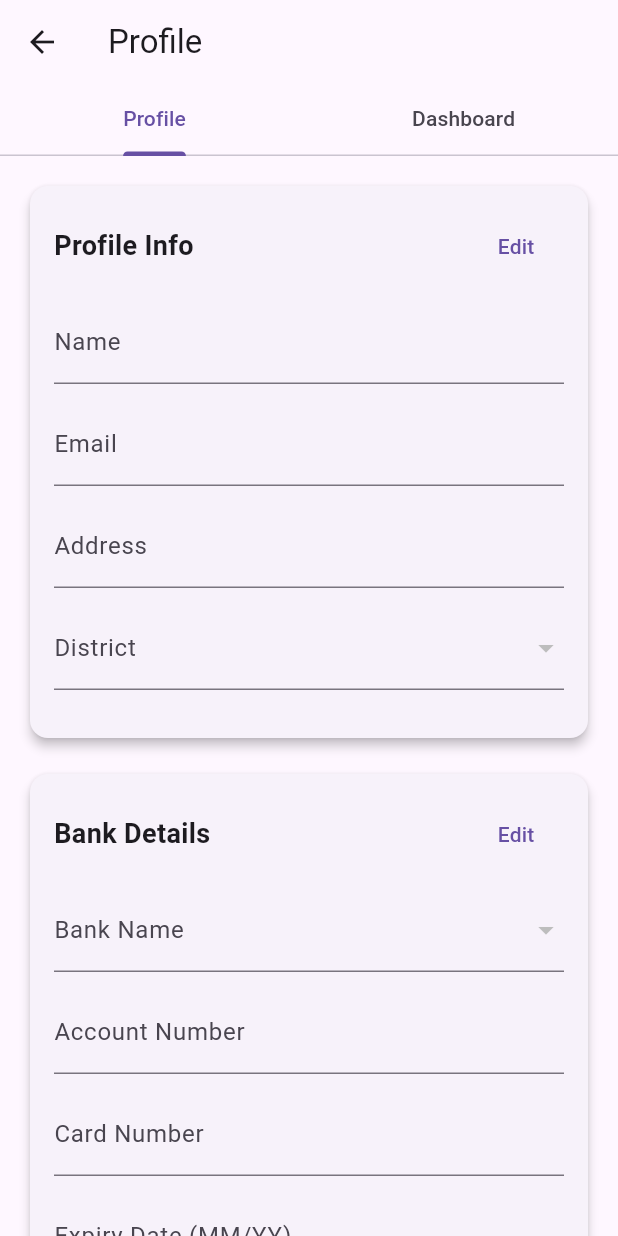
After one commit to GeethJayawardena/nearm_services, a Flutter app: the screen it shows once a user with an empty profile is signed in, after a tap on the "person" icon, on a phone screen of 412 x 824 dp. The commit adds this screen. Run offline on Flutter 3.47's test engine with Material 3 defaults, Android fonts, the phone set to English and light mode, and no system bars; our stand-ins replace cloud_firestore, firebase_auth, firebase_core, geocoding, geolocator; accounts and stored records are empty.

Commit message:
profile page worked

```diff
--- a/lib/home_page.dart
+++ b/lib/home_page.dart
@@ -3,6 +3,7 @@ import 'package:cloud_firestore/cloud_firestore.dart';
 import 'package:firebase_auth/firebase_auth.dart';
 import 'package:geolocator/geolocator.dart';
 import 'package:geocoding/geocoding.dart';
+import 'package:nearm_services/profile_page.dart';
 import 'service_details_page.dart';
 import 'seller_dashboard_page.dart';
 import 'sell_service_page.dart';
@@ -339,6 +340,7 @@ class _HomePageState extends State<HomePage> {
                 ),
               ),
             ),
+          // Notifications icon (your existing code)
           StreamBuilder<QuerySnapshot>(
             stream: _getNotifications(),
             builder: (context, snap) {
@@ -350,7 +352,6 @@ class _HomePageState extends State<HomePage> {
                   IconButton(
                     icon: const Icon(Icons.notifications),
                     onPressed: () {
-                      // ✅ Navigate to Seller Dashboard instead of popup
                       Navigator.push(
                         context,
                         MaterialPageRoute(
@@ -387,12 +388,25 @@ class _HomePageState extends State<HomePage> {
             icon: const Icon(Icons.location_on),
             onPressed: _chooseLocationDialog,
           ),
+
+          // ✅ Add Profile Icon
+          IconButton(
+            icon: const Icon(Icons.person),
+            onPressed: () {
+              Navigator.push(
+                context,
+                MaterialPageRoute(builder: (_) => const ProfilePage()),
+              );
+            },
+          ),
+
           IconButton(
             icon: const Icon(Icons.logout),
             onPressed: () => _confirmLogout(context),
           ),
         ],
       ),
+
       floatingActionButton: FloatingActionButton(
         onPressed: () => Navigator.push(
           context,
--- /dev/null
+++ b/lib/profile_page.dart
@@ -0,0 +1,374 @@
+import 'package:flutter/material.dart';
+import 'package:firebase_auth/firebase_auth.dart';
+import 'package:cloud_firestore/cloud_firestore.dart';
+
+class ProfilePage extends StatefulWidget {
+  const ProfilePage({super.key});
+
+  @override
+  State<ProfilePage> createState() => _ProfilePageState();
+}
+
+class _ProfilePageState extends State<ProfilePage>
+    with SingleTickerProviderStateMixin {
+  final _formKey = GlobalKey<FormState>();
+  final _bankFormKey = GlobalKey<FormState>();
+
+  late TabController _tabController;
+
+  // Profile fields
+  TextEditingController _nameController = TextEditingController();
+  TextEditingController _emailController = TextEditingController();
+  TextEditingController _addressController = TextEditingController();
+  String? _district;
+  bool _editingProfile = false;
+
+  // Bank fields
+  String? _bankName;
+  TextEditingController _accountController = TextEditingController();
+  TextEditingController _cardController = TextEditingController();
+  TextEditingController _expiryController = TextEditingController();
+  TextEditingController _cvvController = TextEditingController();
+  bool _editingBank = false;
+
+  List<String> _districts = [
+    "All Sri Lanka",
+    "Colombo",
+    "Gampaha",
+    "Kalutara",
+    "Kandy",
+    "Matale",
+    "Nuwara Eliya",
+    "Galle",
+    "Matara",
+    "Hambantota",
+    "Jaffna",
+    "Kilinochchi",
+    "Mannar",
+    "Mullaitivu",
+    "Vavuniya",
+    "Batticaloa",
+    "Ampara",
+    "Trincomalee",
+    "Kurunegala",
+    "Puttalam",
+    "Anuradhapura",
+    "Polonnaruwa",
+    "Badulla",
+    "Monaragala",
+    "Ratnapura",
+    "Kegalle",
+  ];
+
+  List<String> _banksSriLanka = [
+    'Bank of Ceylon',
+    'Commercial Bank',
+    'Sampath Bank',
+    'People\'s Bank',
+    'Hatton National Bank',
+    'Nations Trust Bank',
+    'DFCC Bank',
+    'Pan Asia Bank',
+    'Union Bank',
+    'Seylan Bank',
+    'Amana Bank',
+    'NTB Bank',
+    'DFCC Vardhana Bank',
+  ];
+
+  @override
+  void initState() {
+    super.initState();
+    _tabController = TabController(length: 2, vsync: this);
+    _loadUserData();
+  }
+
+  Future<void> _loadUserData() async {
+    final user = FirebaseAuth.instance.currentUser;
+    if (user == null) return;
+
+    final doc = await FirebaseFirestore.instance
+        .collection('users')
+        .doc(user.uid)
+        .get();
+
+    if (doc.exists) {
+      final data = doc.data()!;
+      setState(() {
+        _nameController.text = data['name'] ?? '';
+        _emailController.text = user.email ?? '';
+        _addressController.text = data['address'] ?? '';
+        _district = data['district'] ?? 'All Sri Lanka';
+        _bankName = data['bankName'];
+        _accountController.text = data['accountNumber'] ?? '';
+        _cardController.text = data['cardNumber'] ?? '';
+        _expiryController.text = data['expiryDate'] ?? '';
+        _cvvController.text = data['cvv'] ?? '';
+      });
+    } else {
+      setState(() {
+        _emailController.text = user.email ?? '';
+      });
+    }
+  }
+
+  Future<void> _saveProfile() async {
+    if (!_formKey.currentState!.validate()) return;
+
+    final user = FirebaseAuth.instance.currentUser;
+    if (user == null) return;
+
+    await FirebaseFirestore.instance.collection('users').doc(user.uid).set({
+      'name': _nameController.text.trim(),
+      'address': _addressController.text.trim(),
+      'district': _district,
+    }, SetOptions(merge: true));
+
+    setState(() => _editingProfile = false);
+    ScaffoldMessenger.of(
+      context,
+    ).showSnackBar(const SnackBar(content: Text('Profile saved')));
+  }
+
+  Future<void> _saveBankDetails() async {
+    if (!_bankFormKey.currentState!.validate()) return;
+
+    final user = FirebaseAuth.instance.currentUser;
+    if (user == null) return;
+
+    await FirebaseFirestore.instance.collection('users').doc(user.uid).set({
+      'bankName': _bankName,
+      'accountNumber': _accountController.text.trim(),
+      'cardNumber': _cardController.text.trim(),
+      'expiryDate': _expiryController.text.trim(),
+      'cvv': _cvvController.text.trim(),
+    }, SetOptions(merge: true));
+
+    setState(() => _editingBank = false);
+    ScaffoldMessenger.of(
+      context,
+    ).showSnackBar(const SnackBar(content: Text('Bank details saved')));
+  }
+
+  @override
+  Widget build(BuildContext context) {
+    return Scaffold(
+      appBar: AppBar(
+        title: const Text('Profile'),
+        bottom: TabBar(
+          controller: _tabController,
+          tabs: const [
+            Tab(text: 'Profile'),
+            Tab(text: 'Dashboard'),
+          ],
+        ),
+      ),
+      body: TabBarView(
+        controller: _tabController,
+        children: [
+          SingleChildScrollView(
+            padding: const EdgeInsets.all(16),
+            child: Column(
+              children: [
+                // Profile Section
+                Card(
+                  shape: RoundedRectangleBorder(
+                    borderRadius: BorderRadius.circular(12),
+                  ),
+                  elevation: 3,
+                  child: Padding(
+                    padding: const EdgeInsets.all(16),
+                    child: Form(
+                      key: _formKey,
+                      child: Column(
+                        crossAxisAlignment: CrossAxisAlignment.start,
+                        children: [
+                          Row(
+                            mainAxisAlignment: MainAxisAlignment.spaceBetween,
+                            children: [
+                              const Text(
+                                'Profile Info',
+                                style: TextStyle(
+                                  fontSize: 18,
+                                  fontWeight: FontWeight.bold,
+                                ),
+                              ),
+                              TextButton(
+                                onPressed: () => setState(
+                                  () => _editingProfile = !_editingProfile,
+                                ),
+                                child: Text(
+                                  _editingProfile ? 'Cancel' : 'Edit',
+                                ),
+                              ),
+                            ],
+                          ),
+                          const SizedBox(height: 12),
+                          TextFormField(
+                            controller: _nameController,
+                            decoration: const InputDecoration(
+                              labelText: 'Name',
+                            ),
+                            readOnly: !_editingProfile,
+                            validator: (val) => (val == null || val.isEmpty)
+                                ? 'Enter name'
+                                : null,
+                          ),
+                          const SizedBox(height: 12),
+                          TextFormField(
+                            controller: _emailController,
+                            decoration: const InputDecoration(
+                              labelText: 'Email',
+                            ),
+                            readOnly: true,
+                          ),
+                          const SizedBox(height: 12),
+                          TextFormField(
+                            controller: _addressController,
+                            decoration: const InputDecoration(
+                              labelText: 'Address',
+                            ),
+                            readOnly: !_editingProfile,
+                          ),
+                          const SizedBox(height: 12),
+                          DropdownButtonFormField<String>(
+                            value: _district,
+                            decoration: const InputDecoration(
+                              labelText: 'District',
+                            ),
+                            items: _districts
+                                .map(
+                                  (d) => DropdownMenuItem(
+                                    value: d,
+                                    child: Text(d),
+                                  ),
+                                )
+                                .toList(),
+                            onChanged: _editingProfile
+                                ? (val) => setState(() => _district = val)
+                                : null,
+                          ),
+                          const SizedBox(height: 16),
+                          if (_editingProfile)
+                            ElevatedButton(
+                              onPressed: _saveProfile,
+                              child: const Text('Save Profile'),
+                            ),
+                        ],
+                      ),
+                    ),
+                  ),
+                ),
+                const SizedBox(height: 16),
+
+                // Bank Section
+                Card(
+                  shape: RoundedRectangleBorder(
+                    borderRadius: BorderRadius.circular(12),
+                  ),
+                  elevation: 3,
+                  child: Padding(
+                    padding: const EdgeInsets.all(16),
+                    child: Form(
+                      key: _bankFormKey,
+                      child: Column(
+                        crossAxisAlignment: CrossAxisAlignment.start,
+                        children: [
+                          Row(
+                            mainAxisAlignment: MainAxisAlignment.spaceBetween,
+                            children: [
+                              const Text(
+                                'Bank Details',
+                                style: TextStyle(
+                                  fontSize: 18,
+                                  fontWeight: FontWeight.bold,
+                                ),
+                              ),
+                              TextButton(
+                                onPressed: () => setState(
+                                  () => _editingBank = !_editingBank,
+                                ),
+                                child: Text(_editingBank ? 'Cancel' : 'Edit'),
+                              ),
+                            ],
+                          ),
+                          const SizedBox(height: 12),
+                          DropdownButtonFormField<String>(
+                            value: _bankName,
+                            decoration: const InputDecoration(
+                              labelText: 'Bank Name',
+                            ),
+                            items: _banksSriLanka
+                                .map(
+                                  (b) => DropdownMenuItem(
+                                    value: b,
+                                    child: Text(b),
+                                  ),
+                                )
+                                .toList(),
+                            onChanged: _editingBank
+                                ? (val) => setState(() => _bankName = val)
+                                : null,
+                            validator: (val) =>
+                                val == null ? 'Select bank' : null,
+                          ),
+                          const SizedBox(height: 12),
+                          TextFormField(
+                            controller: _accountController,
+                            decoration: const InputDecoration(
+                              labelText: 'Account Number',
+                            ),
+                            readOnly: !_editingBank,
+                          ),
+                          const SizedBox(height: 12),
+                          TextFormField(
+                            controller: _cardController,
+                            decoration: const InputDecoration(
+                              labelText: 'Card Number',
+                            ),
+                            readOnly: !_editingBank,
+                            obscureText: true,
+                          ),
+                          const SizedBox(height: 12),
+                          TextFormField(
+                            controller: _expiryController,
+                            decoration: const InputDecoration(
+                              labelText: 'Expiry Date (MM/YY)',
+                            ),
+                            readOnly: !_editingBank,
+                            obscureText: true,
+                          ),
+                          const SizedBox(height: 12),
+                          TextFormField(
+                            controller: _cvvController,
+                            decoration: const InputDecoration(labelText: 'CVV'),
+                            readOnly: !_editingBank,
+                            obscureText: true,
+                          ),
+                          const SizedBox(height: 16),
+                          if (_editingBank)
+                            ElevatedButton(
+                              onPressed: _saveBankDetails,
+                              child: const Text('Save Bank Details'),
+                            ),
+                        ],
+                      ),
+                    ),
+                  ),
+                ),
+              ],
+            ),
+          ),
+
+          // Dashboard Tab Placeholder
+          Center(
+            child: Text(
+              'Dashboard content here',
+              style: TextStyle(fontSize: 18, color: Colors.grey[700]),
+            ),
+          ),
+        ],
+      ),
+    );
+  }
+}
```
